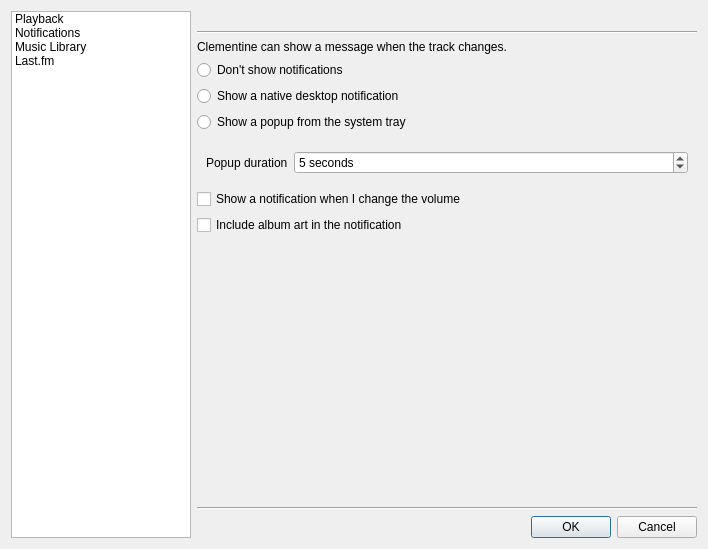
clementine-player/Clementine, file src/settingsdialog.ui: the form before one commit.
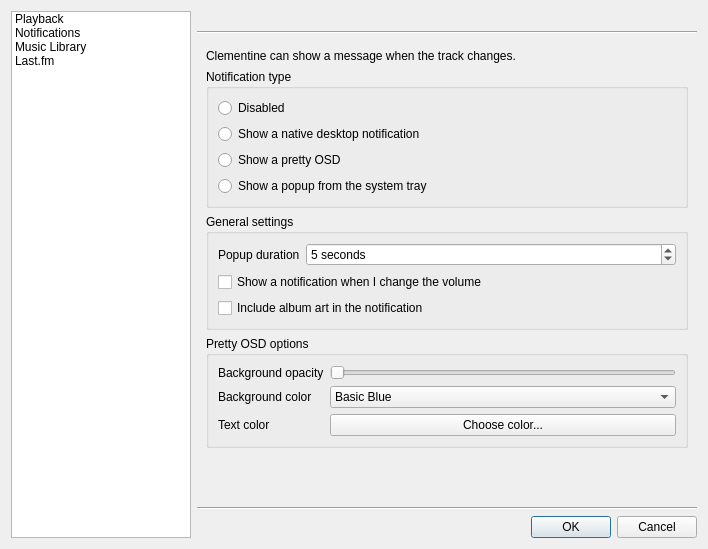
The form after the commit. Icons and pictures are not drawn. Custom widgets are drawn as their Qt base class.

Commit message: Pretty OSD.

What changed in the file:
```diff
--- a/src/settingsdialog.ui
+++ b/src/settingsdialog.ui
@@ -196,9 +196,6 @@
        </widget>
        <widget class="QWidget" name="notifications_page">
         <layout class="QVBoxLayout" name="verticalLayout_4">
-         <property name="margin">
-          <number>0</number>
-         </property>
          <item>
           <widget class="QLabel" name="label_2">
            <property name="text">
@@ -207,9 +204,15 @@
           </widget>
          </item>
          <item>
+          <widget class="QGroupBox" name="groupBox_4">
+           <property name="title">
+            <string>Notification type</string>
+           </property>
+           <layout class="QVBoxLayout" name="verticalLayout_7">
+            <item>
           <widget class="QRadioButton" name="notifications_none">
            <property name="text">
-            <string>Don't show notifications</string>
+               <string>Disabled</string>
            </property>
           </widget>
          </item>
@@ -220,6 +223,13 @@
            </property>
           </widget>
          </item>
+            <item>
+             <widget class="QRadioButton" name="notifications_pretty">
+              <property name="text">
+               <string>Show a pretty OSD</string>
+              </property>
+             </widget>
+            </item>
          <item>
           <widget class="QRadioButton" name="notifications_tray">
            <property name="text">
@@ -227,25 +237,21 @@
            </property>
           </widget>
          </item>
-         <item>
-          <spacer name="verticalSpacer_2">
-           <property name="orientation">
-            <enum>Qt::Vertical</enum>
-           </property>
-           <property name="sizeType">
-            <enum>QSizePolicy::Fixed</enum>
-           </property>
-           <property name="sizeHint" stdset="0">
-            <size>
-             <width>20</width>
-             <height>4</height>
-            </size>
-           </property>
-          </spacer>
+           </layout>
+          </widget>
          </item>
+         <item>
+          <widget class="QGroupBox" name="notifications_general">
+           <property name="title">
+            <string>General settings</string>
+           </property>
+           <layout class="QVBoxLayout" name="verticalLayout_6">
          <item>
           <widget class="QWidget" name="notifications_options" native="true">
            <layout class="QFormLayout" name="formLayout">
+               <property name="margin">
+                <number>0</number>
+               </property>
             <item row="0" column="0">
              <widget class="QLabel" name="label_3">
               <property name="text">
@@ -286,6 +292,72 @@
            </property>
           </widget>
          </item>
+           </layout>
+          </widget>
+         </item>
+         <item>
+          <widget class="QGroupBox" name="notifications_pretty_group">
+           <property name="title">
+            <string>Pretty OSD options</string>
+           </property>
+           <layout class="QFormLayout" name="formLayout_2">
+            <item row="0" column="0">
+             <widget class="QLabel" name="label_4">
+              <property name="text">
+               <string>Background opacity</string>
+              </property>
+             </widget>
+            </item>
+            <item row="0" column="1">
+             <widget class="QSlider" name="notifications_opacity">
+              <property name="orientation">
+               <enum>Qt::Horizontal</enum>
+              </property>
+             </widget>
+            </item>
+            <item row="1" column="0">
+             <widget class="QLabel" name="label_5">
+              <property name="text">
+               <string>Background color</string>
+              </property>
+             </widget>
+            </item>
+            <item row="1" column="1">
+             <widget class="QComboBox" name="notifications_bg_preset">
+              <item>
+               <property name="text">
+                <string>Basic Blue</string>
+               </property>
+              </item>
+              <item>
+               <property name="text">
+                <string>Clementine Orange</string>
+               </property>
+              </item>
+              <item>
+               <property name="text">
+                <string>Custom...</string>
+               </property>
+              </item>
+             </widget>
+            </item>
+            <item row="2" column="0">
+             <widget class="QLabel" name="label_6">
+              <property name="text">
+               <string>Text color</string>
+              </property>
+             </widget>
+            </item>
+            <item row="2" column="1">
+             <widget class="QPushButton" name="notifications_fg_choose">
+              <property name="text">
+               <string>Choose color...</string>
+              </property>
+             </widget>
+            </item>
+           </layout>
+          </widget>
+         </item>
          <item>
           <spacer name="verticalSpacer_3">
            <property name="orientation">
```
Left out of the diff: 15 changed lines with no effect on the pictures. Lines whose indentation alone changed are shown as unchanged. The commit also changes 11 other files.
